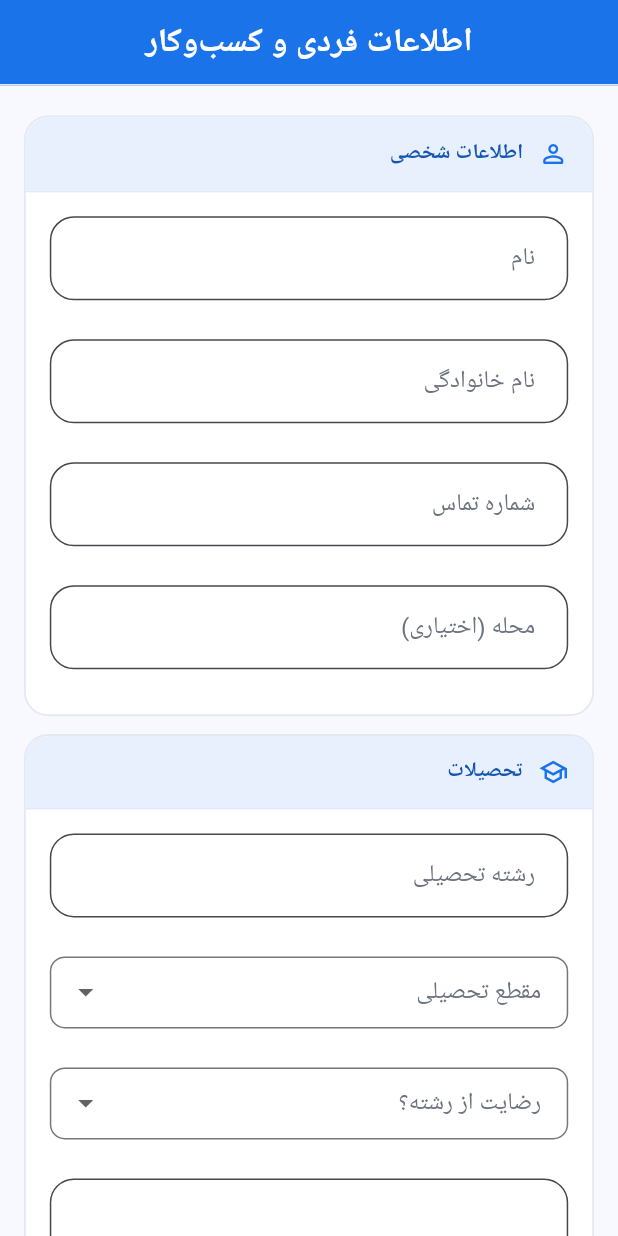
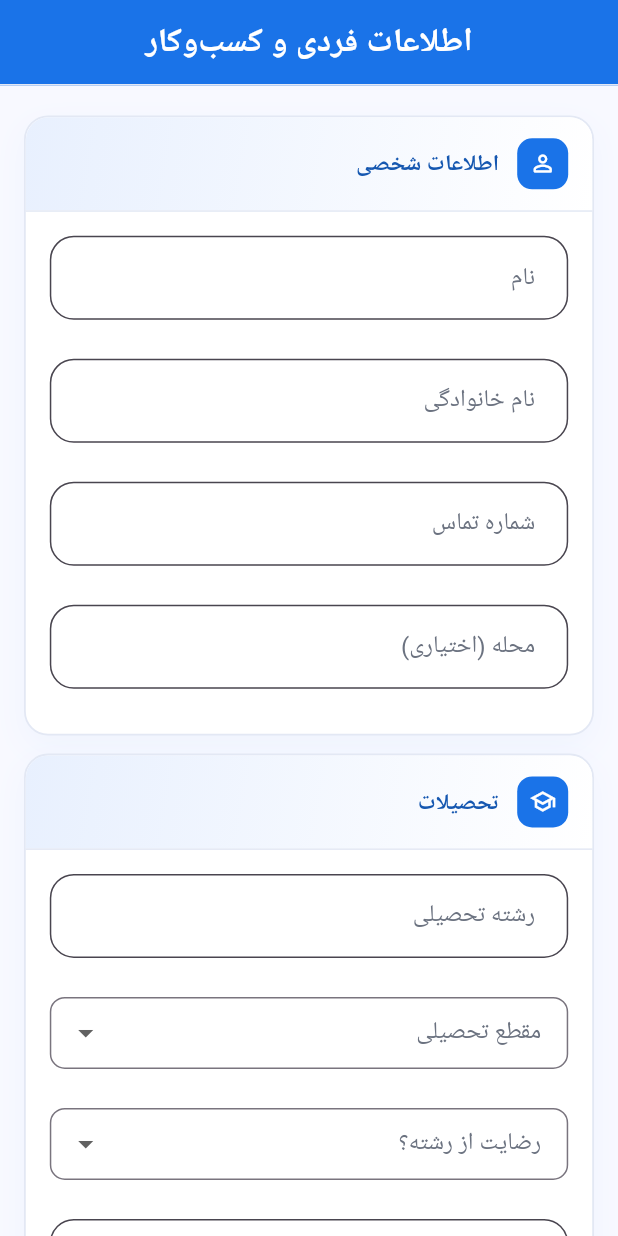
Before and after one commit to Pgh2005/KarAfarinJoo, a Flutter app: the FormList screen opened by its route, after a tap on "اطلاعات فردی و کسب و کار", on a phone screen of 412 x 824 dp. Run offline on Flutter 3.47's test engine with Material 3 defaults, Android fonts, the phone set to English and light mode, and no system bars; our stand-ins replace flutter_dotenv, flutter_riverpod, go_router, shamsi_date, share_plus, supabase_flutter; accounts and stored records are empty.

Commit message:
UI: polish form visual style (input radius/padding) and section card header gradient/shadow; Fix product priority data loading to use broader select and robust parsing\n\n- Increased InputDecoration borderRadius & padding for pill-like text fields - SectionCard: added gradient header, icon tile and shadow to match reference - product_priority_service: select '*, product_priority_criteria(*)' and robust parsing to avoid empty form issue\n\nCo-authored-by: Copilot <223556219+Copilot@users.noreply.github.com>

```diff
--- a/lib/core/theme/app_theme.dart
+++ b/lib/core/theme/app_theme.dart
@@ -41,19 +41,19 @@ class AppTheme {
       filled: true,
       fillColor: cardBg,
       border: OutlineInputBorder(
-        borderRadius: BorderRadius.circular(12),
+        borderRadius: BorderRadius.circular(16),
         borderSide: const BorderSide(color: border, width: 1.2),
       ),
       enabledBorder: OutlineInputBorder(
-        borderRadius: BorderRadius.circular(12),
+        borderRadius: BorderRadius.circular(16),
         borderSide: const BorderSide(color: border, width: 1.2),
       ),
       focusedBorder: OutlineInputBorder(
-        borderRadius: BorderRadius.circular(12),
+        borderRadius: BorderRadius.circular(16),
         borderSide: const BorderSide(color: primary, width: 1.8),
       ),
       disabledBorder: OutlineInputBorder(
-        borderRadius: BorderRadius.circular(12),
+        borderRadius: BorderRadius.circular(16),
         borderSide: const BorderSide(color: Color(0xFFF0F2F8), width: 1.2),
       ),
       labelStyle: const TextStyle(
@@ -66,7 +66,7 @@ class AppTheme {
         fontSize: 13,
         fontWeight: FontWeight.w600,
       ),
-      contentPadding: const EdgeInsets.symmetric(horizontal: 16, vertical: 14),
+      contentPadding: const EdgeInsets.symmetric(horizontal: 18, vertical: 16),
     ),
     elevatedButtonTheme: ElevatedButtonThemeData(
       style: ElevatedButton.styleFrom(
--- a/lib/features/forms/pages/page5/services/product_priority_service.dart
+++ b/lib/features/forms/pages/page5/services/product_priority_service.dart
@@ -9,12 +9,11 @@ class ProductPriorityService {
     String studentId,
     String classId,
   ) async {
+    // Use a broader select to be resilient to schema variations and ensure
+    // the parent row and nested criteria are returned if present.
     final response = await _supabase
         .from('product_priorities')
-        .select(
-          'id, prod_name_1, prod_name_2, prod_name_3, prod_name_4, '
-          'product_priority_criteria(*)',
-        )
+        .select('*, product_priority_criteria(*)')
         .eq('student_id', studentId)
         .eq('class_id', classId)
         .maybeSingle();
@@ -23,7 +22,11 @@ class ProductPriorityService {
       return ProductPriorityModel.empty();
     }
 
-    return ProductPriorityModel.fromJson(response);
+    // Supabase sometimes returns nested results as maps with lists — ensure
+    // we convert the response into a Map<String, dynamic> before parsing.
+    return ProductPriorityModel.fromJson(
+      Map<String, dynamic>.from(response as Map),
+    );
   }
 
   Future<void> savePriority(
--- a/lib/features/forms/widgets/section_card.dart
+++ b/lib/features/forms/widgets/section_card.dart
@@ -20,24 +20,42 @@ class SectionCard extends StatelessWidget {
         color: AppTheme.cardBg,
         borderRadius: BorderRadius.circular(16),
         border: Border.all(color: AppTheme.border, width: 1.2),
+        boxShadow: [
+          BoxShadow(
+            color: AppTheme.cardShadow,
+            blurRadius: 18,
+            offset: const Offset(0, 8),
+          ),
+        ],
       ),
       child: Column(
         crossAxisAlignment: CrossAxisAlignment.stretch,
         children: [
           Container(
             padding: const EdgeInsets.symmetric(horizontal: 16, vertical: 14),
-            decoration: const BoxDecoration(
-              color: AppTheme.primaryLight,
-              borderRadius: BorderRadius.vertical(top: Radius.circular(15)),
+            decoration: BoxDecoration(
+              gradient: LinearGradient(
+                colors: [AppTheme.primaryLight, AppTheme.cardBg],
+                begin: Alignment.topLeft,
+                end: Alignment.bottomRight,
+              ),
+              borderRadius: const BorderRadius.vertical(top: Radius.circular(15)),
             ),
             child: Row(
               children: [
-                Icon(icon, color: AppTheme.primary, size: 20),
-                const SizedBox(width: 10),
+                Container(
+                  padding: const EdgeInsets.all(8),
+                  decoration: BoxDecoration(
+                    color: AppTheme.primary,
+                    borderRadius: BorderRadius.circular(10),
+                  ),
+                  child: Icon(icon, color: Colors.white, size: 18),
+                ),
+                const SizedBox(width: 12),
                 Text(
                   title,
                   style: const TextStyle(
-                    fontSize: 14,
+                    fontSize: 15,
                     fontWeight: FontWeight.w700,
                     color: AppTheme.primaryDark,
                   ),
```
